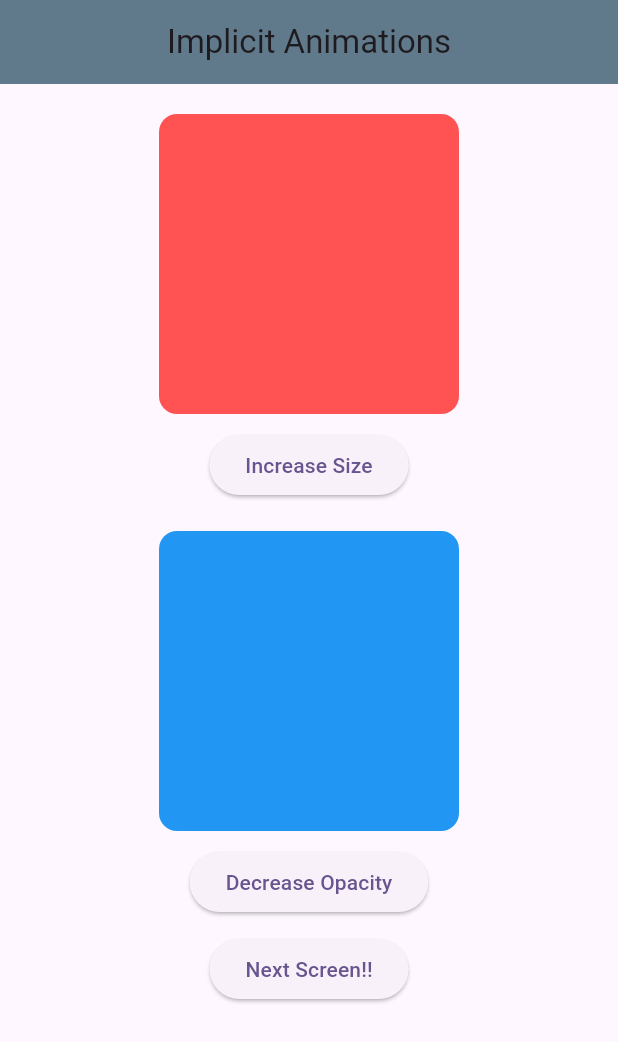
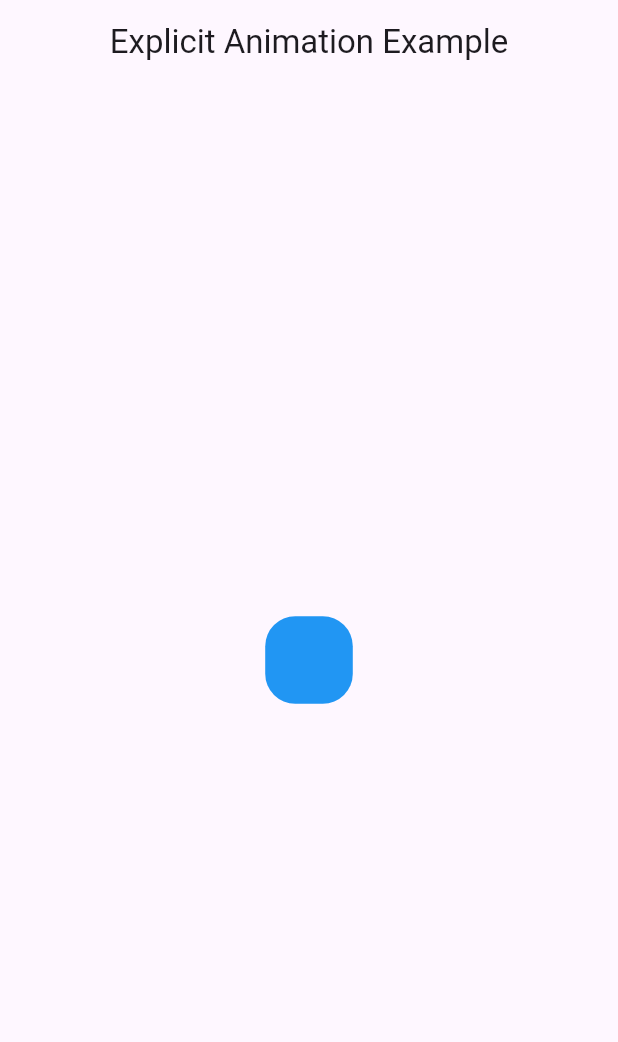
Before and after one commit to IamWaqasMuhammad/flutter_animations, a Flutter app: the screen it shows after launch, on a phone screen of 412 x 824 dp. Shown: the top 1042 px of the screen. Run offline on Flutter 3.47's test engine with Material 3 defaults, Android fonts, the phone set to English and light mode, and no system bars; our stand-ins replace lottie.

Commit message:
Explicit animations

```diff
--- a/lib/explicit_animations/explicit_animations.dart
+++ b/lib/explicit_animations/explicit_animations.dart
@@ -0,0 +1,73 @@
+import 'package:flutter/material.dart';
+
+class ExplicitAnimationExample extends StatefulWidget {
+  const ExplicitAnimationExample({super.key});
+
+  @override
+  State<ExplicitAnimationExample> createState() =>
+      _ExplicitAnimationExampleState();
+}
+
+class _ExplicitAnimationExampleState extends State<ExplicitAnimationExample>
+    with SingleTickerProviderStateMixin {
+  late AnimationController _controller;
+  late Animation<double> sizeAnimation;
+
+  @override
+  void initState() {
+    super.initState();
+
+    _controller = AnimationController(
+      vsync: this,
+      duration: const Duration(seconds: 2),
+    );
+
+    sizeAnimation = Tween<double>(begin: 0, end: 200).animate(
+      CurvedAnimation(
+        parent: _controller,
+        curve: Curves.easeInOut,
+      ),
+    );
+
+    _controller.forward();
+
+    _controller.addStatusListener((status) {
+      if (status == AnimationStatus.completed) {
+        _controller.reverse();
+      } else if (status == AnimationStatus.dismissed) {
+        _controller.forward();
+      }
+    });
+  }
+
+  @override
+  void dispose() {
+    _controller.dispose();
+    super.dispose();
+  }
+
+  @override
+  Widget build(BuildContext context) {
+    return Scaffold(
+      appBar: AppBar(
+        title: const Text("Explicit Animation Example"),
+        centerTitle: true,
+      ),
+      body: Center(
+        child: AnimatedBuilder(
+          animation: sizeAnimation,
+          builder: (context, child) {
+            return Container(
+              width: sizeAnimation.value,
+              height: sizeAnimation.value,
+              decoration: BoxDecoration(
+                color: Colors.blue,
+                borderRadius: BorderRadius.circular(20),
+              ),
+            );
+          },
+        ),
+      ),
+    );
+  }
+}
--- a/lib/main.dart
+++ b/lib/main.dart
@@ -1,8 +1,8 @@
 import 'package:flutter/material.dart';
 import 'package:flutter_animations/explicit_animations/explicit_animations.dart';
+import 'package:flutter_animations/hero_animations/hero_animations.dart';
 import 'package:flutter_animations/implicit_animations/implicit_animations.dart';
 
-import 'lottie_animations/lottie_animations.dart';
 
 void main() {
   runApp(const MyApp());
@@ -19,7 +19,7 @@ class MyApp extends StatelessWidget {
       theme: ThemeData(
         colorScheme: ColorScheme.fromSeed(seedColor: Colors.deepPurple),
       ),
-      home: ImplicitAnimations(),
+      home: ExplicitAnimationExample(),
     );
   }
 }
```
